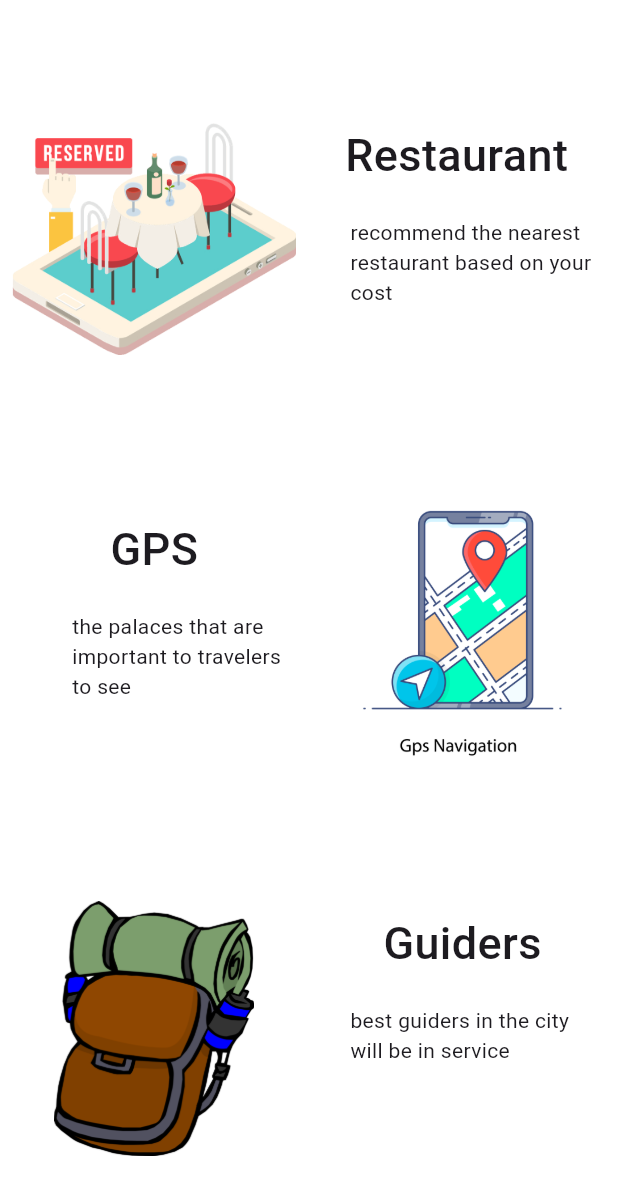
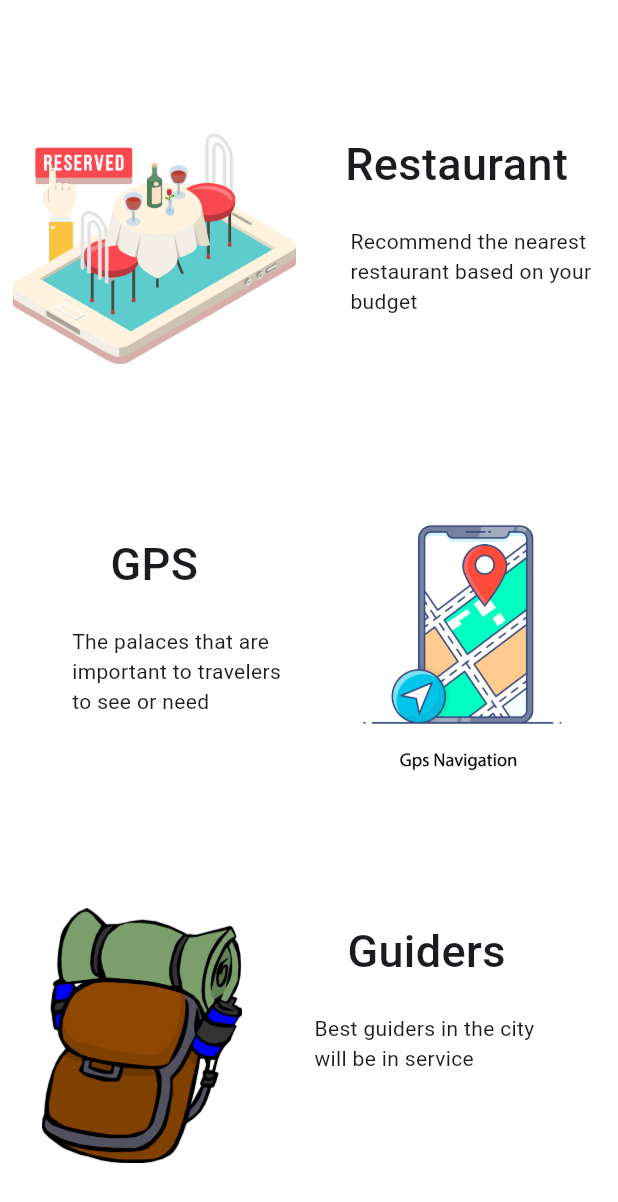
Before and after one commit to Diary-hub/travelers, a Flutter app: the Services_page screen opened directly, swiped to page 2, on a phone screen of 412 x 824 dp. Shown: the top 1202 px of the screen. Run offline on Flutter 3.47's test engine with Material 3 defaults, Android fonts, the phone set to English and light mode, and no system bars; our stand-ins replace animated_bottom_navigation_bar, auto_size_text, carousel_slider, cloud_firestore, firebase_auth, firebase_core and 3 more; missing offline and left inert: animated_rating_stars, qr_code_scanner, reorderable_tabbar; accounts and stored records are empty; network calls fail.

Commit message:
Last Commit For the hope of Winning

```diff
--- a/lib/main.dart
+++ b/lib/main.dart
@@ -1,8 +1,6 @@
-import 'package:firebase_core/firebase_core.dart';
 import 'package:flutter/material.dart';
 import 'package:flutter/services.dart';
 import 'package:get/get_navigation/src/root/get_material_app.dart';
-import 'package:travelers/firebase_options.dart';
 import 'package:travelers/views/Login/login_page.dart';
 import 'package:travelers/views/Welcome/welcome.dart';
 
@@ -19,7 +17,7 @@ class MyApp extends StatelessWidget {
 
     return const GetMaterialApp(
       debugShowCheckedModeBanner: false,
-      home: WelcomeScreen(),
+      home: LoginPage(),
     );
   }
 }
--- a/lib/views/Places/places_page.dart
+++ b/lib/views/Places/places_page.dart
@@ -174,6 +174,7 @@ class PlacesPage extends StatelessWidget {
                     physics: const NeverScrollableScrollPhysics(),
                     children: [
                       StatueTile(
+                          location_: "Bardarki Sara",
                           imgUrl:
                               "https://thetheatretimes.com/wp-content/uploads/2017/01/images-cms-image-000024794-620x300.jpg",
                           textTitle: "Hawari Shar Rome Park",
@@ -181,6 +182,7 @@ class PlacesPage extends StatelessWidget {
                           sH: sH),
                       SizedBox(height: sH * 0.02),
                       StatueTile(
+                          location_: "Bardarki Sara",
                           imgUrl:
                               "https://thetheatretimes.com/wp-content/uploads/2017/01/images-cms-image-000024794-620x300.jpg",
                           textTitle: "Hawari Shar Rome Park",
@@ -188,6 +190,7 @@ class PlacesPage extends StatelessWidget {
                           sH: sH),
                       SizedBox(height: sH * 0.02),
                       StatueTile(
+                          location_: "Bardarki Sara",
                           imgUrl:
                               "https://thetheatretimes.com/wp-content/uploads/2017/01/images-cms-image-000024794-620x300.jpg",
                           textTitle: "Hawari Shar Rome Park",
@@ -195,6 +198,7 @@ class PlacesPage extends StatelessWidget {
                           sH: sH),
                       SizedBox(height: sH * 0.02),
                       StatueTile(
+                          location_: "Bardarki Sara",
                           imgUrl:
                               "https://thetheatretimes.com/wp-content/uploads/2017/01/images-cms-image-000024794-620x300.jpg",
                           textTitle: "Hawari Shar Rome Park",
--- a/lib/views/Services/services_page.dart
+++ b/lib/views/Services/services_page.dart
@@ -1,8 +1,6 @@
-import 'package:flutter/cupertino.dart';
 import 'package:flutter/material.dart';
-import 'package:flutter/widgets.dart';
-import 'package:velocity_x/velocity_x.dart';
 
+// ignore: camel_case_types
 class Services_page extends StatelessWidget {
   const Services_page({super.key});
 
@@ -79,7 +77,7 @@ class Services_page extends StatelessWidget {
                               Padding(
                                 padding: EdgeInsets.only(left: 20, top: 20),
                                 child: Text(
-                                    "recommend the nearest restaurant based on your cost"),
+                                    "Recommend the nearest restaurant based on your budget"),
                               ),
                               Text("")
                             ],
@@ -112,7 +110,7 @@ class Services_page extends StatelessWidget {
                               Padding(
                                 padding: EdgeInsets.only(left: 40, top: 20),
                                 child: Text(
-                                    "the palaces that are important to travelers to see"),
+                                    "The palaces that are important to travelers to see or need"),
                               )
                             ],
                           )),
@@ -134,11 +132,10 @@ class Services_page extends StatelessWidget {
                   Row(
                     children: [
                       Padding(
-                        padding: const EdgeInsets.all(8.0),
+                        padding: const EdgeInsets.all(0.0),
                         child: Container(
                           alignment: Alignment.center,
                           width: sW * 0.46,
-                          height: sH * .285,
                           decoration: BoxDecoration(
                             borderRadius: BorderRadius.circular(50),
                           ),
@@ -150,7 +147,7 @@ class Services_page extends StatelessWidget {
                         ),
                       ),
                       Padding(
-                        padding: const EdgeInsets.all(8.0),
+                        padding: const EdgeInsets.all(0.0),
                         child: Container(
                           decoration: BoxDecoration(
                             borderRadius: BorderRadius.circular(50),
@@ -171,7 +168,7 @@ class Services_page extends StatelessWidget {
                               Padding(
                                 padding: EdgeInsets.only(left: 20, top: 20.0),
                                 child: Text(
-                                    "best guiders in the city will be in service"),
+                                    "Best guiders in the city will be in service"),
                               )
                             ],
                           )),
@@ -227,7 +224,7 @@ class Services_page extends StatelessWidget {
                               Padding(
                                 padding: EdgeInsets.only(left: 20, top: 20),
                                 child: Text(
-                                    "recommend the nearest hotels based on your cost"),
+                                    "Recommend the nearest hotels based on your budget"),
                               ),
                               Text("")
                             ],
@@ -259,7 +256,7 @@ class Services_page extends StatelessWidget {
                               ),
                               Padding(
                                 padding: EdgeInsets.only(left: 30, top: 20),
-                                child: Text("the best translators in the city"),
+                                child: Text("The best translators in the city"),
                               )
                             ],
                           )),
@@ -286,7 +283,6 @@ class Services_page extends StatelessWidget {
                         child: Container(
                           alignment: Alignment.center,
                           width: sW * 0.46,
-                          height: sH * .285,
                           decoration: BoxDecoration(
                             borderRadius: BorderRadius.circular(50),
                           ),
@@ -296,7 +292,7 @@ class Services_page extends StatelessWidget {
                         ),
                       ),
                       Padding(
-                        padding: const EdgeInsets.all(8.0),
+                        padding: const EdgeInsets.all(0.0),
                         child: Container(
                           decoration: BoxDecoration(
                             borderRadius: BorderRadius.circular(50),
@@ -316,7 +312,8 @@ class Services_page extends StatelessWidget {
                               ),
                               Padding(
                                 padding: EdgeInsets.only(left: 7, top: 20.0),
-                                child: Text("finding nerest transport station"),
+                                child: Text(
+                                    "Finding the nerest transport station"),
                               )
                             ],
                           )),
```
Also changed, not shown: lib/common/widget/StatueTile.dart (+8 -6 lines), lib/views/Statues/statues_page.dart (+13 -9 lines), lib/views/Welcome/welcome.dart (+8 -7 lines), lib/views/home/home.dart (+2 -5 lines).
